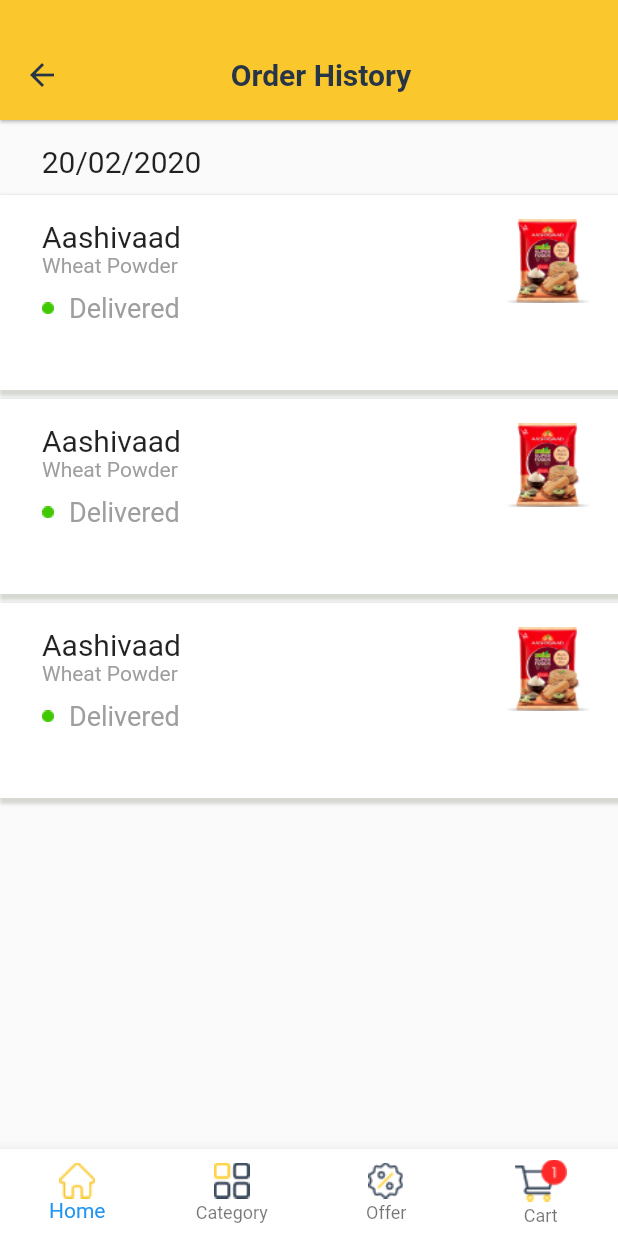
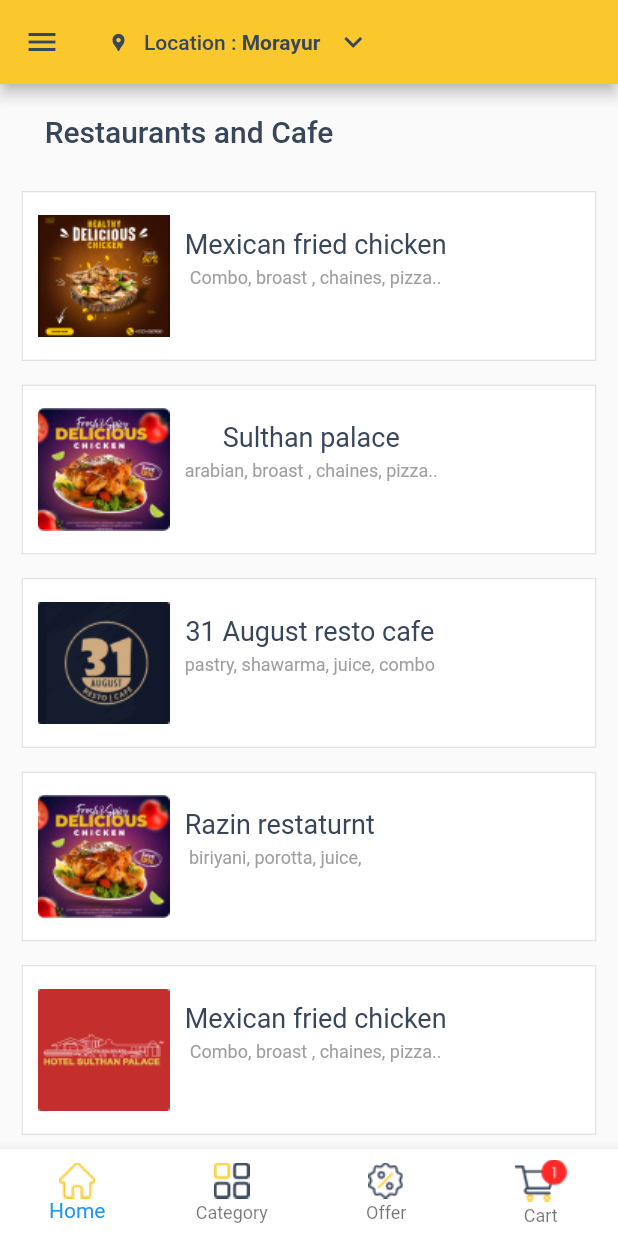
Before and after one commit to nadiraziz/fooddeliveryapp, a Flutter app: the screen it shows after launch, on a phone screen of 412 x 824 dp. Run offline on Flutter 3.47's test engine with Material 2 defaults, Android fonts, the phone set to English and light mode, and no system bars; our stand-ins replace google_fonts, intl_phone_number_input, otp_text_field.

Commit message:
menu.dart, category.dart, sub category.dart ui are done, component like bottom navbar, header are seperated

```diff
--- a/lib/main.dart
+++ b/lib/main.dart
@@ -5,7 +5,9 @@ import 'package:fooddelivery/screens/authentication/login_page.dart';
 import 'package:fooddelivery/screens/authentication/new_password.dart';
 import 'package:fooddelivery/screens/authentication/sign_up.dart';
 import 'package:fooddelivery/screens/home/cart.dart';
+import 'package:fooddelivery/screens/home/category.dart';
 import 'package:fooddelivery/screens/home/home.dart';
+import 'package:fooddelivery/screens/home/menu.dart';
 import 'package:fooddelivery/screens/home/my_address.dart';
 import 'package:fooddelivery/screens/home/my_orders.dart';
 import 'package:fooddelivery/screens/home/order_history.dart';
@@ -29,7 +31,7 @@ class MyApp extends StatelessWidget {
           primaryTextTheme: GoogleFonts.robotoTextTheme()),
       darkTheme: ThemeData(
           brightness: Brightness.dark) ,
-      initialRoute: OrderHistory.id,
+      initialRoute: Menu.id,
       routes: {
         LoginPage.id: (context) => LoginPage(),
         ForgotPass.id: (context) => ForgotPass(),
@@ -43,6 +45,8 @@ class MyApp extends StatelessWidget {
         OrderHistory.id: (context) => OrderHistory(),
         MyOrders.id: (context) => MyOrders(),
         Status.id: (context) => Status(),
+        Category.id: (context) => Category(),
+        Menu.id: (context) => Menu(),
       },
     );
   }
--- /dev/null
+++ b/lib/screens/home/components/bottom_nav.dart
@@ -0,0 +1,52 @@
+import 'package:flutter/material.dart';
+
+
+class BottomNav extends StatefulWidget {
+  const BottomNav({Key? key}) : super(key: key);
+
+  @override
+  _BottomNavState createState() => _BottomNavState();
+}
+
+class _BottomNavState extends State<BottomNav> {
+  int _currentIndex = 0;
+
+  @override
+  Widget build(BuildContext context) {
+    return BottomNavigationBar(
+        backgroundColor: Colors.white,
+        selectedLabelStyle: TextStyle(
+          color: Colors.black,
+        ),
+        unselectedLabelStyle: TextStyle(
+          color: Colors.black,
+        ),
+        currentIndex: _currentIndex,
+        onTap: (newIndex){
+          setState(() {
+            _currentIndex = newIndex;
+          });
+        },
+        type: BottomNavigationBarType.fixed,
+        // this will be set when a new tab is tapped
+        items: [
+          BottomNavigationBarItem(
+            icon: Image.asset('assets/images/home_icon.png'),
+            label: 'Home',
+          ),
+          BottomNavigationBarItem(
+            icon: Image.asset('assets/images/category_icon.png'),
+            label: 'Category',
+          ),
+          BottomNavigationBarItem(
+            icon: Image.asset('assets/images/offer_icon.png'),
+            label: 'Offer',
+          ),
+          BottomNavigationBarItem(
+            icon: Image.asset('assets/images/cart_icon.png'),
+            label: 'Cart',
+          )
+        ],
+    );
+  }
+}
--- /dev/null
+++ b/lib/screens/home/components/home_head.dart
@@ -0,0 +1,16 @@
+import 'package:flutter/material.dart';
+
+
+
+Widget homeHead(){
+  return Row(
+    children: [
+      Icon(Icons.location_pin, color: Color(0xFF38465A), size: 14),
+      SizedBox(width: 10.0),
+      Text('Location : ', style: TextStyle(fontSize: 14, color: Color(0xFF38465A))),
+      Text('Morayur', style: TextStyle(fontSize: 14, color: Color(0xFF38465A), fontWeight: FontWeight.bold)),
+      SizedBox(width: 10.0),
+      Icon(Icons.keyboard_arrow_down, color: Color(0xFF38465A), size: 24),
+    ],
+  );
+}
--- /dev/null
+++ b/lib/screens/home/components/navdrawer.dart
@@ -0,0 +1,44 @@
+import 'package:flutter/material.dart';
+
+Widget NavDrawer(){
+  return Drawer(
+    child: ListView(
+      padding: EdgeInsets.zero,
+      children: [
+        const DrawerHeader(
+          decoration: BoxDecoration(
+            color: Color(0xFFFFBD00),
+            image: DecorationImage(image: AssetImage('assets/images/ukka_side_menu.png')),
+          ), child: null,
+        ),
+        ListTile(
+          visualDensity: VisualDensity(horizontal: 0, vertical: -4),
+          tileColor: Color(0xFFE5E5E5),
+          title: const Text('👋 Hello! farseen..'),
+        ),
+        ListTile(
+          title: const Text('Offer zone'),
+        ),
+        ListTile(
+          title: const Text('My Address'),
+        ),
+        ListTile(
+          title: const Text('My Orders'),
+        ),
+        ListTile(
+          title: const Text('Order History'),
+          onTap: (){
+
+          },
+        ),
+        ListTile(
+          title: const Text('My Cart'),
+        ),
+        ListTile(
+          title: const Text('Log Out'),
+        ),
+
+      ],
+    ),
+  );
+}
--- /dev/null
+++ b/lib/screens/home/menu.dart
@@ -0,0 +1,112 @@
+import 'package:flutter/material.dart';
+import 'package:flutter/widgets.dart';
+import 'package:fooddelivery/screens/home/components/bottom_nav.dart';
+import 'package:fooddelivery/screens/home/components/home_head.dart';
+import 'components/navdrawer.dart';
+
+
+
+
+class Menu extends StatefulWidget {
+
+  const Menu({Key? key}) : super(key: key);
+  static String id = 'menu';
+
+  @override
+  _MenuState createState() => _MenuState();
+}
+
+class _MenuState extends State<Menu> {
+
+
+  @override
+  Widget build(BuildContext context) {
+    return Scaffold(
+      appBar: AppBar(backgroundColor: Color(0xFFFAC82D),
+        iconTheme: IconThemeData(color: Color(0xFF38465A)),
+        title: homeHead()),
+      drawer: NavDrawer(),
+      body: Column(
+        children: [
+          Padding(
+            padding: const EdgeInsets.only(top: 20.5, right: 160.0, bottom: 20.0),
+            child: Text('Restaurants and Cafe', style: TextStyle(fontSize: 20, fontWeight: FontWeight.w500, color: Color(0xFF38465A)),),
+          ),
+          Expanded(
+
+            child: ListView.builder(
+              shrinkWrap: true,
+              itemCount: foodData.length,
+              itemBuilder: (BuildContext context, int index) {
+                return Column(
+                  mainAxisAlignment: MainAxisAlignment.start,
+                  crossAxisAlignment: CrossAxisAlignment.start,
+                  children: [
+
+                    Padding(
+                      padding: const EdgeInsets.symmetric(horizontal: 14.5, vertical: 8.0),
+                      child: Container(
+                        width: MediaQuery.of(context).size.width,
+                        height: 113,
+                        decoration: BoxDecoration(
+                          border: Border.all(
+                            color: Color.fromRGBO(56, 70, 90, 0.2),
+                            width: 0.66,
+                          ),
+                          color: Colors.white
+                        ),
+                        child: Container(
+                          child: Row(
+                            children: [
+                              Padding(
+                                padding: const EdgeInsets.all(10.0),
+                                child: Image.asset(foodData[index].foodImg, fit: BoxFit.fill),
+                              ),
+                              Padding(
+                                padding: const EdgeInsets.symmetric( vertical: 24.0),
+                                child: Column(
+                                  children: [
+                                    Text(foodData[index].foodName, style: TextStyle(fontSize: 18, fontWeight: FontWeight.w400, color: Color(0xFF38465A))),
+                                    Padding(
+                                      padding: const EdgeInsets.symmetric(vertical: 5.0),
+                                      child: Text(foodData[index].ingredients, style: TextStyle(fontSize: 12, fontWeight: FontWeight.w400, color: Colors.grey)),
+                                    )
+                                  ],
+                                ),
+                              )
+                            ],
+                          ),
+                        )
+                      ),
+                    ),
+                  ],
+                );
+              },
+            ),
+          ),
+        ],
+      ),
+      bottomNavigationBar: BottomNav(),
+    );
+  }
+}
+
+
+class FoodMenu{
+  bool expanded;
+  String foodName;
+  String ingredients;
+  String foodImg;
+
+  FoodMenu({required this.foodName, required this.ingredients,this.expanded: false, required this.foodImg});
+}
+
+List<FoodMenu> foodData = <FoodMenu> [
+  FoodMenu(foodName: 'Mexican fried chicken', ingredients: 'Combo, broast , chaines, pizza..', foodImg: 'assets/images/resturants/1.png'),
+  FoodMenu(foodName: 'Sulthan palace', ingredients: 'arabian, broast , chaines, pizza..', foodImg: 'assets/images/resturants/2.png'),
+  FoodMenu(foodName: '31 August resto cafe', ingredients: 'pastry, shawarma, juice, combo', foodImg: 'assets/images/resturants/3.png'),
+  FoodMenu(foodName: 'Razin restaturnt', ingredients: 'biriyani, porotta, juice,  ', foodImg: 'assets/images/resturants/2.png'),
+  FoodMenu(foodName: 'Mexican fried chicken', ingredients: 'Combo, broast , chaines, pizza..', foodImg: 'assets/images/resturants/4.png'),
+  FoodMenu(foodName: 'Mexican fried chicken', ingredients: 'Combo, broast , chaines, pizza..', foodImg: 'assets/images/resturants/3.png'),
+
+];
--- a/lib/screens/home/order_history.dart
+++ b/lib/screens/home/order_history.dart
@@ -68,7 +68,7 @@ class _OrderHistoryState extends State<OrderHistory> {
                     child: Column(
                       crossAxisAlignment: CrossAxisAlignment.start,
                       children: [
-                        Text('Aashivaad', style: TextStyle( fontSize: 20)),
+                        Text('Aashirvaad', style: TextStyle( fontSize: 20)),
                         Text('Wheat Powder', style: TextStyle( fontSize: 14,color: Colors.grey)),
                         Padding(
                           padding: const EdgeInsets.symmetric(vertical: 10.0),
--- a/pubspec.yaml
+++ b/pubspec.yaml
@@ -31,3 +31,4 @@ flutter:
 # To add assets to your application, add an assets section, like this:
   assets:
     - assets/images/
+    - assets/images/resturants/
```
Also changed, not shown: lib/screens/home/category.dart (added, +116 -0 lines), lib/screens/home/my_orders.dart (+13 -52 lines), assets/images/resturants/1.png (added), assets/images/resturants/2.png (added), assets/images/resturants/3.png (added), assets/images/resturants/4.png (added), lib/screens/home/components/popup_verification.dart (renamed from lib/screens/authentication/components/popup_verification.dart).
